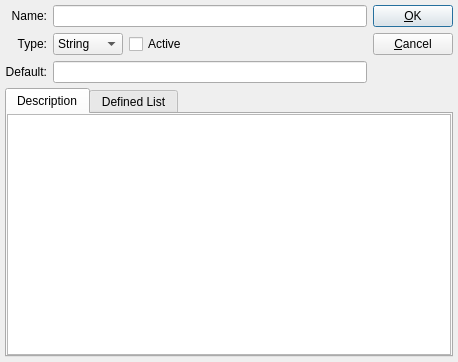
The window that OpenRPT/wrtembed/reportparameter.ui (mmicr001/openrpt) describes before a commit, drawn with Qt 5.
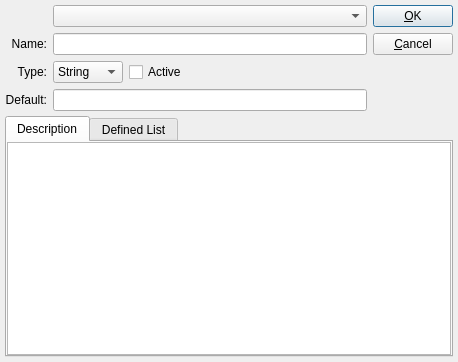
The same window after the commit.

```diff
--- a/OpenRPT/wrtembed/reportparameter.ui
+++ b/OpenRPT/wrtembed/reportparameter.ui
@@ -52,9 +52,22 @@
        <property name="spacing" >
         <number>6</number>
        </property>
-       <item row="0" column="0" >
-        <widget class="QLabel" name="_lblName" >
-         <property name="text" >
+       <item row="5" column="0">
+        <widget class="QLabel" name="_lblDefault">
+         <property name="text">
+          <string>Default:</string>
+         </property>
+         <property name="alignment">
+          <set>Qt::AlignRight|Qt::AlignTrailing|Qt::AlignVCenter</set>
+         </property>
+         <property name="buddy">
+          <cstring>_leDefault</cstring>
+         </property>
+        </widget>
+       </item>
+       <item row="3" column="0">
+        <widget class="QLabel" name="_lblName">
+         <property name="text">
           <string>Name:</string>
          </property>
          <property name="alignment" >
@@ -65,9 +78,15 @@
          </property>
         </widget>
        </item>
-       <item row="1" column="0" >
-        <widget class="QLabel" name="_lblType" >
-         <property name="text" >
+       <item row="5" column="1">
+        <widget class="QLineEdit" name="_leDefault"/>
+       </item>
+       <item row="3" column="1">
+        <widget class="QLineEdit" name="_leName"/>
+       </item>
+       <item row="4" column="0">
+        <widget class="QLabel" name="_lblType">
+         <property name="text">
           <string>Type:</string>
          </property>
          <property name="alignment" >
@@ -78,12 +97,9 @@
          </property>
         </widget>
        </item>
-       <item row="0" column="1" >
-        <widget class="QLineEdit" name="_leName" />
-       </item>
-       <item row="1" column="1" >
-        <layout class="QHBoxLayout" >
-         <property name="spacing" >
+       <item row="4" column="1">
+        <layout class="QHBoxLayout">
+         <property name="spacing">
           <number>6</number>
          </property>
          <property name="margin" >
@@ -138,21 +154,8 @@
          </item>
         </layout>
        </item>
-       <item row="2" column="1" >
-        <widget class="QLineEdit" name="_leDefault" />
-       </item>
-       <item row="2" column="0" >
-        <widget class="QLabel" name="_lblDefault" >
-         <property name="text" >
-          <string>Default:</string>
-         </property>
-         <property name="alignment" >
-          <set>Qt::AlignRight|Qt::AlignTrailing|Qt::AlignVCenter</set>
-         </property>
-         <property name="buddy" >
-          <cstring>_leDefault</cstring>
-         </property>
-        </widget>
+       <item row="2" column="1">
+        <widget class="QComboBox" name="_mqlParams"/>
        </item>
       </layout>
      </item>
@@ -217,7 +220,16 @@
        <property name="spacing" >
         <number>6</number>
        </property>
-       <property name="margin" >
+       <property name="leftMargin">
+        <number>0</number>
+       </property>
+       <property name="topMargin">
+        <number>0</number>
+       </property>
+       <property name="rightMargin">
+        <number>0</number>
+       </property>
+       <property name="bottomMargin">
         <number>0</number>
        </property>
        <item>
@@ -407,7 +419,7 @@
    </item>
   </layout>
  </widget>
- <layoutdefault spacing="6" margin="11" />
+ <layoutdefault spacing="6" margin="11"/>
  <tabstops>
   <tabstop>_leName</tabstop>
   <tabstop>_cbType</tabstop>
```
Left out of the diff: 310 changed lines with no effect on the pictures.
